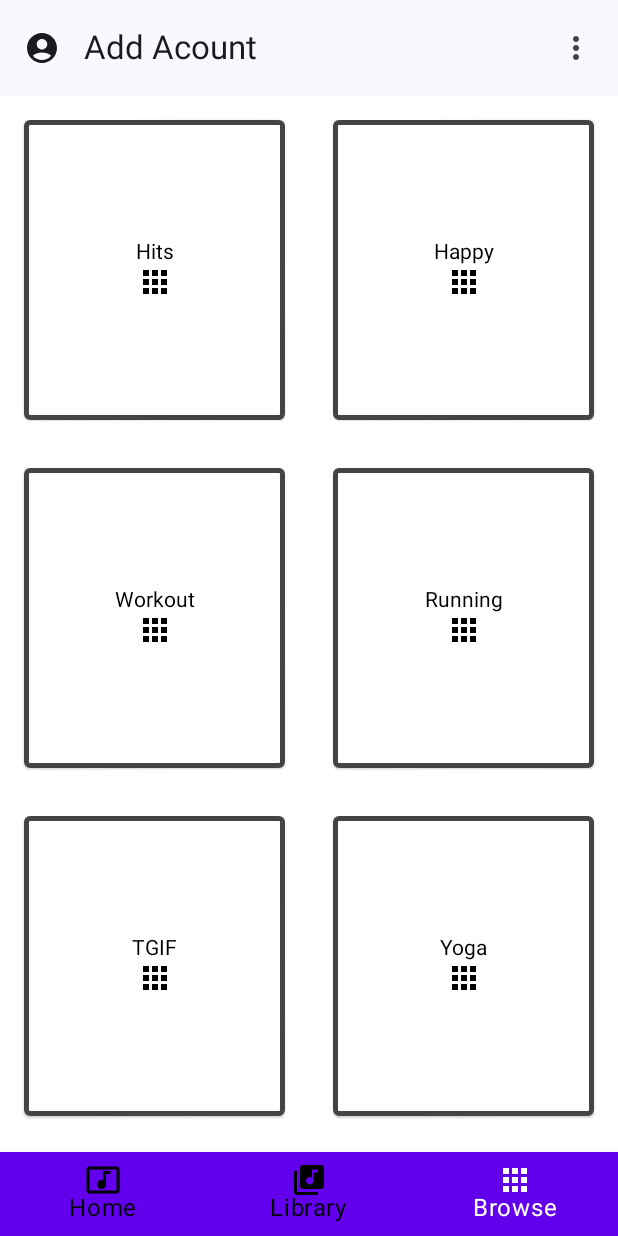
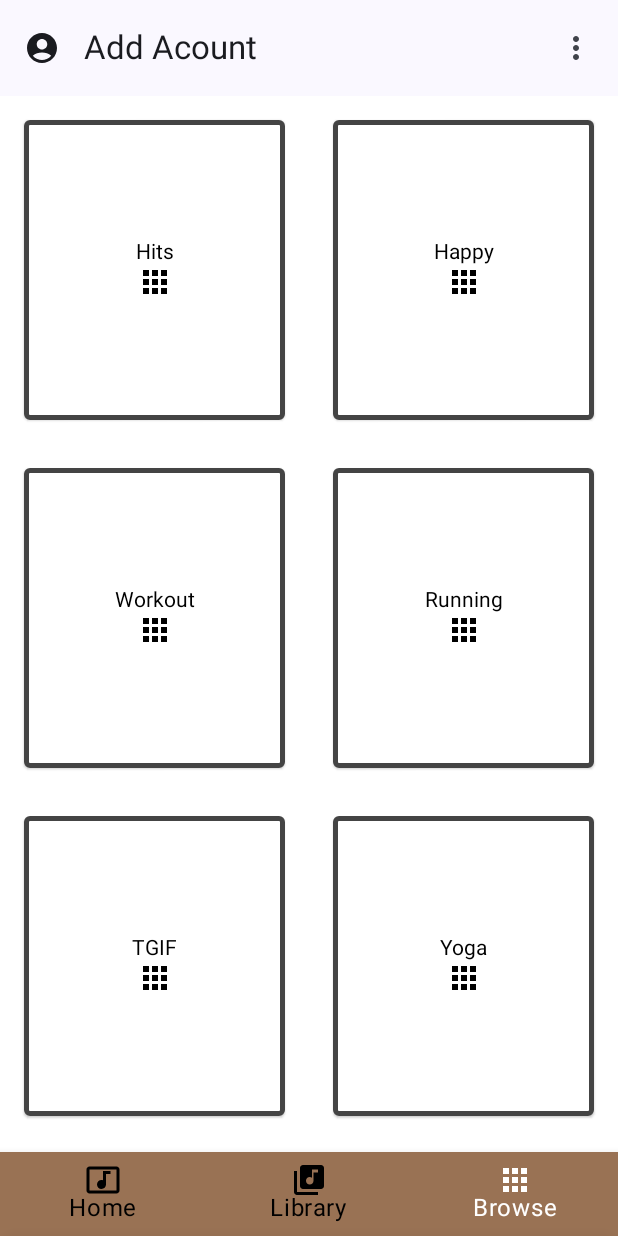
Before and after one commit to Onddrej/MusicApp, an Android app built with Jetpack Compose: the browse screen opened through its navigation route, on a phone screen of 412 x 824 dp. Run offline under Robolectric (Android 15) with nearby library versions, the phone set to English and light mode, and no system bars.

Commit message:
style: bottom navigation color to bronw

```diff
--- a/app/src/main/java/com/example/musicapp/ui/MainView.kt
+++ b/app/src/main/java/com/example/musicapp/ui/MainView.kt
@@ -42,6 +42,7 @@ import androidx.compose.runtime.remember
 import androidx.compose.runtime.rememberCoroutineScope
 import androidx.compose.ui.Modifier
 import androidx.compose.ui.graphics.Color
+import androidx.compose.ui.res.colorResource
 import androidx.compose.ui.res.painterResource
 import androidx.compose.ui.unit.dp
 import androidx.compose.ui.unit.sp
@@ -97,9 +98,14 @@ fun MainView() {
 
     val roundedCornerRadius = if (isSheetFullScreen) 0.dp else 12.dp
 
+    val brownColor = colorResource(id = R.color.brown)
+
     val bottomBar: @Composable () -> Unit = {
         if (currentScreen is Screen.DrawerScreen || currentScreen == Screen.BottomScreen.Home) {
-            BottomNavigation(Modifier.wrapContentSize()) {
+            BottomNavigation(
+                Modifier.wrapContentSize(),
+                backgroundColor = brownColor
+            ) {
                 screensInBottom.forEach { item ->
                     val isSelected = currentRoute == item.bRoute
                     Log.d(
--- a/app/src/main/res/values/colors.xml
+++ b/app/src/main/res/values/colors.xml
@@ -7,4 +7,6 @@
     <color name="teal_700">#FF018786</color>
     <color name="black">#FF000000</color>
     <color name="white">#FFFFFFFF</color>
+    <color name="brown">#FF997254</color>
+
 </resources>
```
